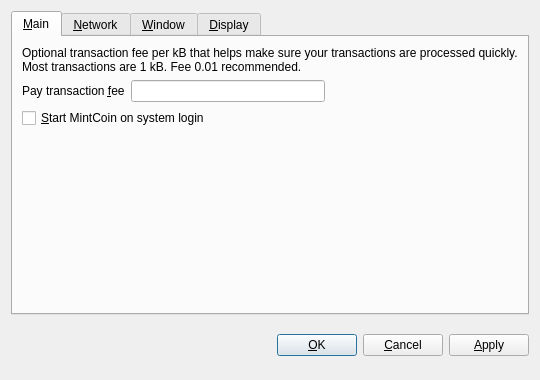
First picture: the form in src/qt/forms/optionsdialog.ui, repository MintcoinCommunity/Mintcoin-Desktop-Wallet, before the edit.
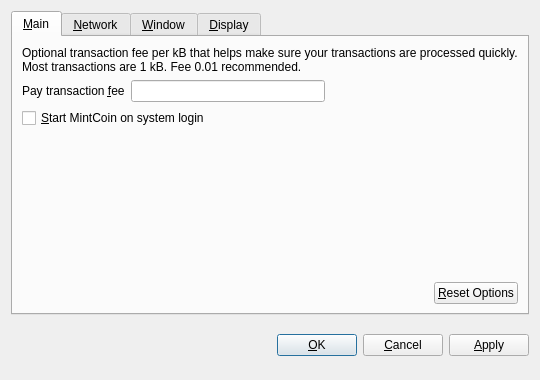
Second picture: the form after the edit. Custom widgets are drawn as their Qt base class.

Commit message:
Bitcoin-Qt: add a Reset button to the options dialog
- a click on "Reset Options" sets all options to the default values by
  removing all stored settings (QSettings), loading the defaults and
  saving them as the new settings
- before the reset is executed the user is presented a confirmation dialog
- special casing was needed for StartAtStartup

BTC Commits
5fb445b49e80812f004f00d5adf8fdd39bec557f

The edit to the form file:
```diff
--- a/src/qt/forms/optionsdialog.ui
+++ b/src/qt/forms/optionsdialog.ui
@@ -99,6 +99,36 @@
          </property>
         </spacer>
        </item>
+       <item>
+        <layout class="QHBoxLayout" name="horizontalLayout_2_Main">
+         <item>
+          <spacer name="horizontalSpacer_2_Main">
+           <property name="orientation">
+            <enum>Qt::Horizontal</enum>
+           </property>
+           <property name="sizeHint" stdset="0">
+            <size>
+             <width>40</width>
+             <height>20</height>
+            </size>
+           </property>
+          </spacer>
+         </item>
+         <item>
+          <widget class="QPushButton" name="resetButton">
+           <property name="toolTip">
+            <string>Reset all client options to default.</string>
+           </property>
+           <property name="text">
+            <string>&amp;Reset Options</string>
+           </property>
+           <property name="autoDefault">
+            <bool>false</bool>
+           </property>
+          </widget>
+         </item>
+        </layout>
+       </item>
       </layout>
      </widget>
      <widget class="QWidget" name="tabNetwork">
```
Left out of the diff: 4 changed lines with no effect on the pictures. The commit also changes 4 other files.
